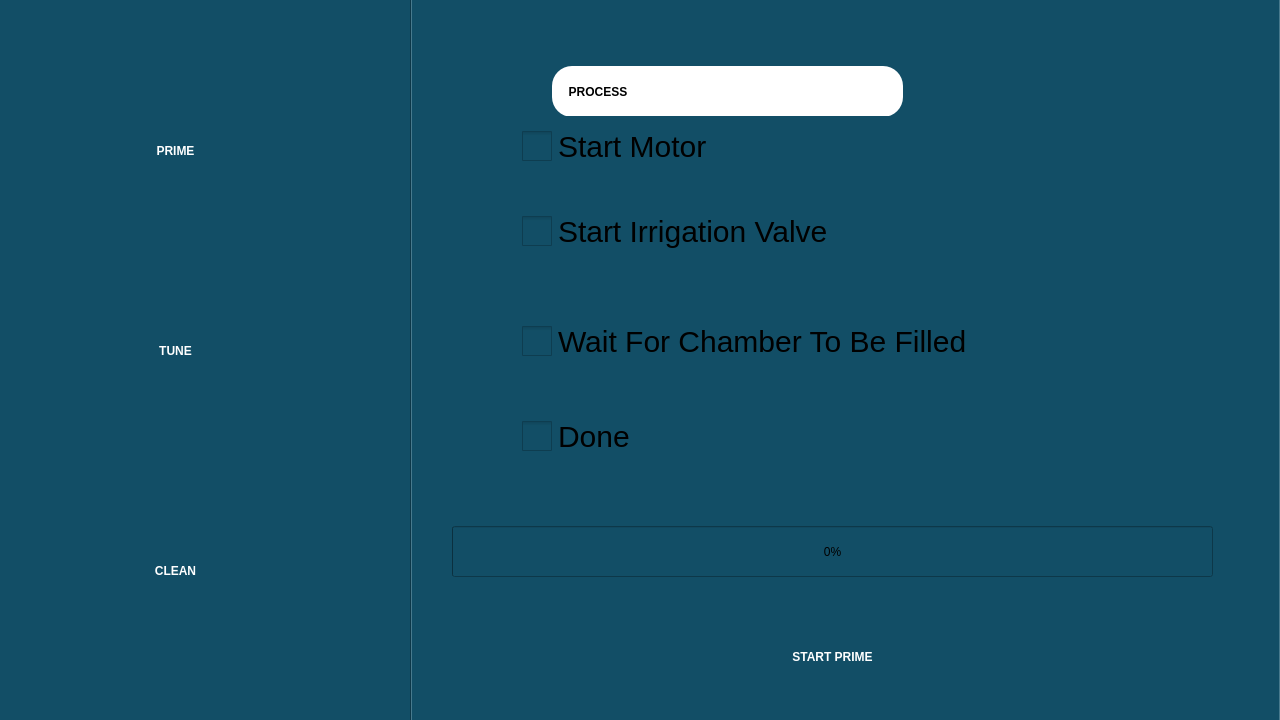
RISWANAAAA/venturiphaco, file prime.ui: the form before one commit.
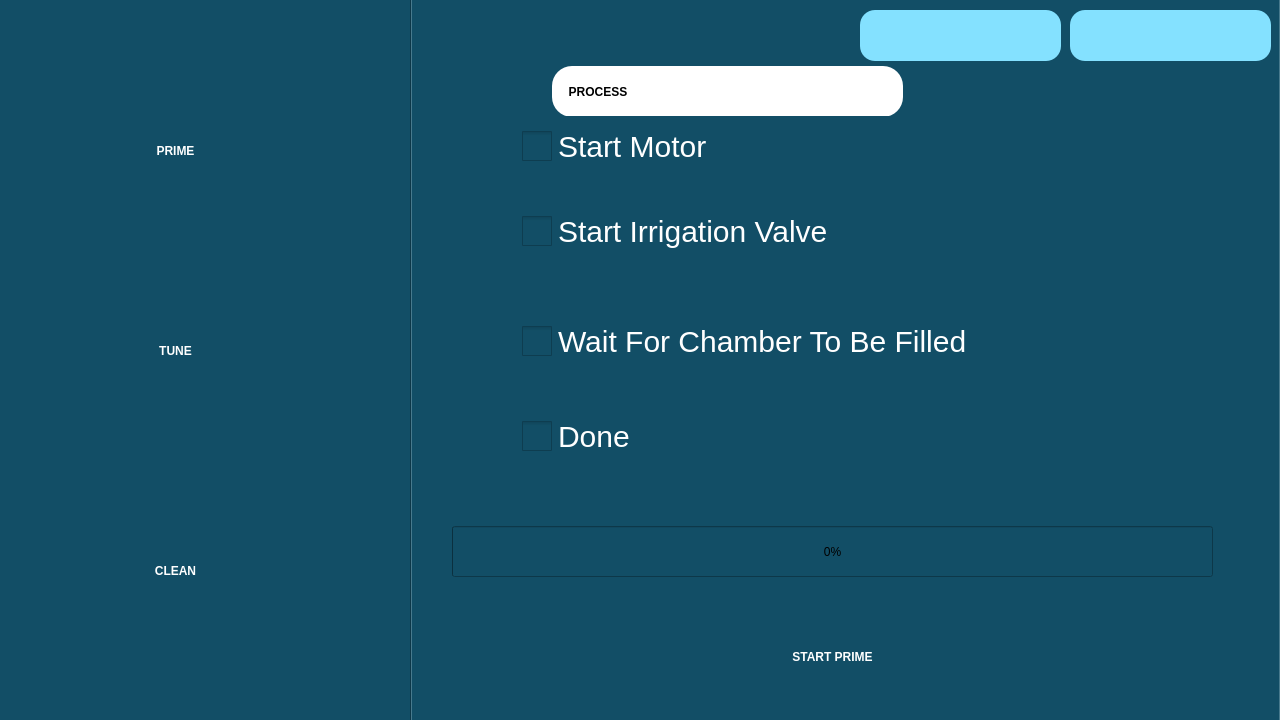
The form after the commit. The open tabs and pages were chosen to show the change. Icons and pictures are not drawn.

```diff
--- a/prime.ui
+++ b/prime.ui
@@ -195,11 +195,13 @@
      </property>
      <property name="styleSheet">
       <string notr="true">QCheckBox::indicator {
+	color: rgb(255, 255, 255);
     width: 30px;
     height: 30px;
 }
 QCheckBox {
     font-size: 30px;
+	color: rgb(255, 255, 255);
 
 }
 </string>
@@ -219,11 +221,13 @@
      </property>
      <property name="styleSheet">
       <string notr="true">QCheckBox::indicator {
+	color: rgb(255, 255, 255);
     width: 30px;
     height: 30px;
 }
 QCheckBox {
     font-size: 30px;
+	color: rgb(255, 255, 255);
 
 }
 </string>
@@ -243,11 +247,13 @@
      </property>
      <property name="styleSheet">
       <string notr="true">QCheckBox::indicator {
+	color: rgb(255, 255, 255);
     width: 30px;
     height: 30px;
 }
 QCheckBox {
     font-size: 30px;
+	color: rgb(255, 255, 255);
 
 }
 </string>
@@ -267,11 +273,13 @@
      </property>
      <property name="styleSheet">
       <string notr="true">QCheckBox::indicator {
+	color: rgb(255, 255, 255);
     width: 30px;
     height: 30px;
 }
 QCheckBox {
     font-size: 30px;
+	color: rgb(255, 255, 255);
 
 }
 </string>
@@ -368,11 +376,8 @@
      </property>
      <property name="html">
       <string>&lt;!DOCTYPE HTML PUBLIC &quot;-//W3C//DTD HTML 4.0//EN&quot; &quot;http://www.w3.org/TR/REC-html40/strict.dtd&quot;&gt;
-&lt;html&gt;&lt;head&gt;&lt;meta name=&quot;qrichtext&quot; content=&quot;1&quot; /&gt;&lt;meta charset=&quot;utf-8&quot; /&gt;&lt;style type=&quot;text/css&quot;&gt;
+&lt;html&gt;&lt;head&gt;&lt;meta name=&quot;qrichtext&quot; content=&quot;1&quot; /&gt;&lt;style type=&quot;text/css&quot;&gt;
 p, li { white-space: pre-wrap; }
-hr { height: 1px; border-width: 0; }
-li.unchecked::marker { content: &quot;\2610&quot;; }
-li.checked::marker { content: &quot;\2612&quot;; }
 &lt;/style&gt;&lt;/head&gt;&lt;body style=&quot; font-family:'Ubuntu'; font-size:20px; font-weight:400; font-style:normal;&quot;&gt;
 &lt;p style=&quot; margin-top:0px; margin-bottom:0px; margin-left:0px; margin-right:0px; -qt-block-indent:0; text-indent:0px;&quot;&gt;&lt;span style=&quot; font-size:14pt; font-weight:600; color:#ffffff;&quot;&gt;1.Disconnect the Irrigation/Aspiration connectors from handpiece&lt;/span&gt;&lt;/p&gt;
 &lt;p style=&quot;-qt-paragraph-type:empty; margin-top:0px; margin-bottom:0px; margin-left:0px; margin-right:0px; -qt-block-indent:0; text-indent:0px; font-size:14pt; font-weight:600; color:#ffffff;&quot;&gt;&lt;br /&gt;&lt;/p&gt;
@@ -531,6 +536,86 @@
     <string/>
    </property>
   </widget>
+  <widget class="QLabel" name="lab_time">
+   <property name="geometry">
+    <rect>
+     <x>1070</x>
+     <y>10</y>
+     <width>201</width>
+     <height>51</height>
+    </rect>
+   </property>
+   <property name="styleSheet">
+    <string notr="true">background-color: rgb(132, 225, 255);
+color: rgb(0, 0, 0);
+border-radius:15px;
+</string>
+   </property>
+   <property name="text">
+    <string/>
+   </property>
+   <property name="alignment">
+    <set>Qt::AlignCenter</set>
+   </property>
+  </widget>
+  <widget class="QLabel" name="lab_date">
+   <property name="geometry">
+    <rect>
+     <x>860</x>
+     <y>10</y>
+     <width>201</width>
+     <height>51</height>
+    </rect>
+   </property>
+   <property name="styleSheet">
+    <string notr="true">background-color: rgb(132, 225, 255);
+color: rgb(0, 0, 0);
+border-radius:15px;
+</string>
+   </property>
+   <property name="text">
+    <string/>
+   </property>
+   <property name="alignment">
+    <set>Qt::AlignCenter</set>
+   </property>
+  </widget>
+  <widget class="QLabel" name="label_4">
+   <property name="geometry">
+    <rect>
+     <x>1070</x>
+     <y>10</y>
+     <width>61</width>
+     <height>51</height>
+    </rect>
+   </property>
+   <property name="styleSheet">
+    <string notr="true">border-radius:12px;
+image: url(:/images/clock.png);
+background-color: transparent;</string>
+   </property>
+   <property name="text">
+    <string/>
+   </property>
+  </widget>
+  <widget class="QLabel" name="label_5">
+   <property name="geometry">
+    <rect>
+     <x>830</x>
+     <y>-10</y>
+     <width>121</width>
+     <height>91</height>
+    </rect>
+   </property>
+   <property name="styleSheet">
+    <string notr="true">border-radius:12px;
+image: url(:/images/calendor.png);
+background-color: transparent;</string>
+   </property>
+   <property name="text">
+    <string/>
+   </property>
+  </widget>
   <zorder>prime1_but</zorder>
   <zorder>tabWidget</zorder>
   <zorder>label_2</zorder>
@@ -538,6 +623,10 @@
   <zorder>label</zorder>
   <zorder>Tune_but</zorder>
   <zorder>clean_but</zorder>
+  <zorder>lab_time</zorder>
+  <zorder>lab_date</zorder>
+  <zorder>label_5</zorder>
+  <zorder>label_4</zorder>
  </widget>
  <resources/>
  <connections/>
```
